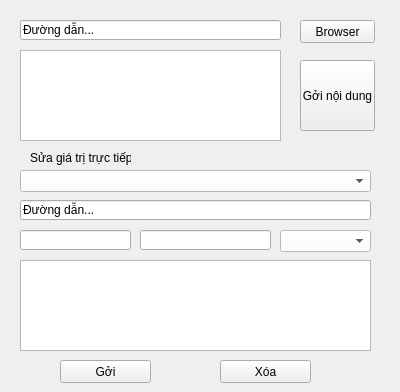
First picture: the form in client/reg.ui, repository lethanhkhoi/Socket_Python, before the edit.
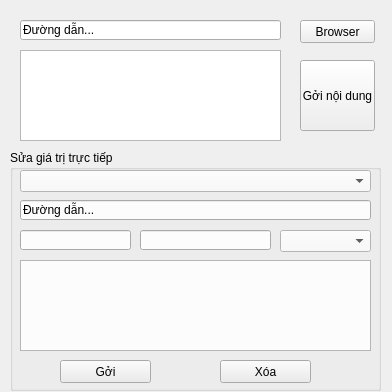
Second picture: the form after the edit.

```diff
--- a/client/reg.ui
+++ b/client/reg.ui
@@ -6,7 +6,7 @@
    <rect>
     <x>0</x>
     <y>0</y>
-    <width>400</width>
+    <width>392</width>
     <height>392</height>
    </rect>
   </property>
@@ -62,19 +62,6 @@
     <string>Gởi nội dung</string>
    </property>
   </widget>
-  <widget class="QLabel" name="label">
-   <property name="geometry">
-    <rect>
-     <x>30</x>
-     <y>150</y>
-     <width>101</width>
-     <height>16</height>
-    </rect>
-   </property>
-   <property name="text">
-    <string>Sửa giá trị trực tiếp</string>
-   </property>
-  </widget>
   <widget class="QComboBox" name="comboBox">
    <property name="geometry">
     <rect>
@@ -173,6 +160,19 @@
     <string notr="true">background-color: rgb(255, 255, 255);</string>
    </property>
   </widget>
+  <widget class="QGroupBox" name="groupBox">
+   <property name="geometry">
+    <rect>
+     <x>10</x>
+     <y>150</y>
+     <width>371</width>
+     <height>241</height>
+    </rect>
+   </property>
+   <property name="title">
+    <string>Sửa giá trị trực tiếp</string>
+   </property>
+  </widget>
  </widget>
  <resources/>
  <connections/>
```
